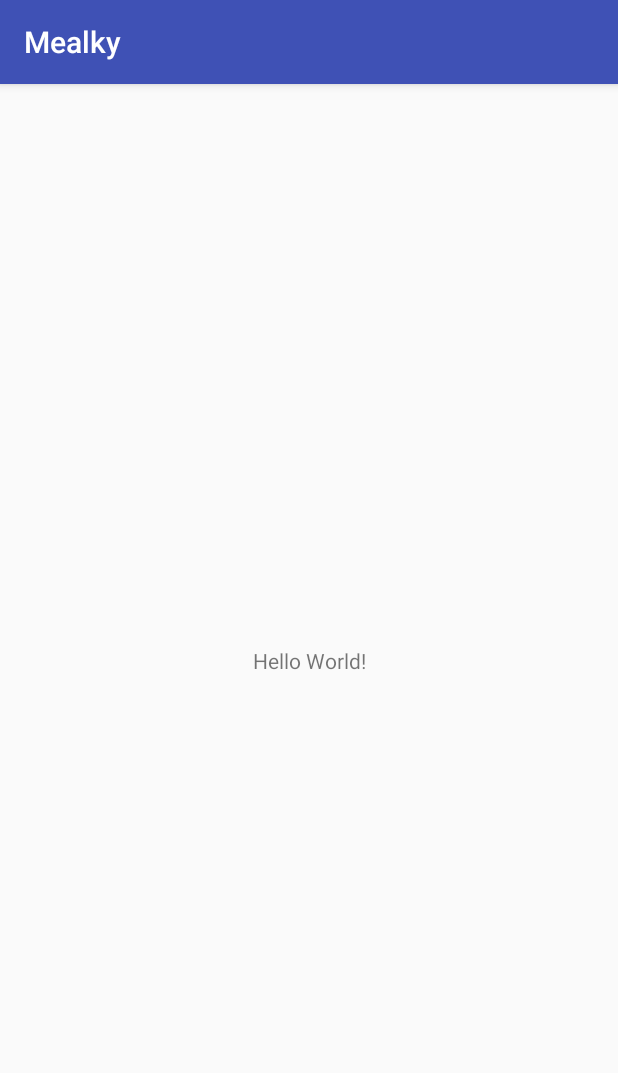
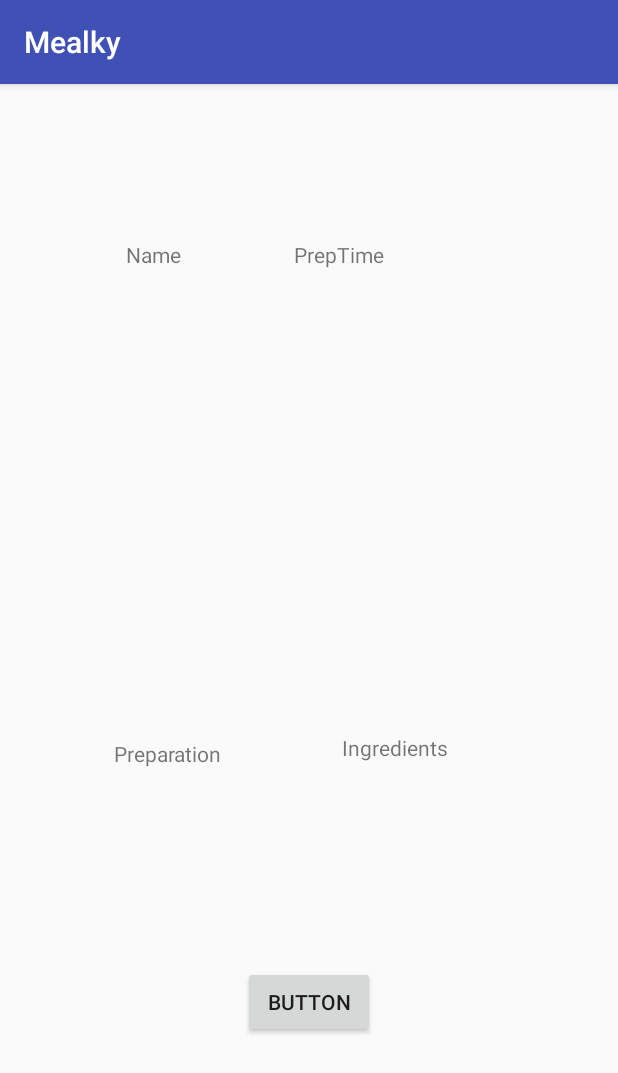
Before and after one commit to MealkyTeam/Mealky, an Android app: the screen it shows after launch (MainActivity), on a phone screen of 412 x 824 dp. Shown: the top 1073 px of the screen. Run offline under Robolectric (Android 15) with nearby library versions, the phone set to English and light mode, and no system bars; our stand-ins replace Room's generated code.

Commit message:
Recalling everything, Database is already done. MainActivity is only draft, testing how db-Room works

```diff
--- a/app/build.gradle
+++ b/app/build.gradle
@@ -3,6 +3,7 @@ apply plugin: 'com.android.application'
 apply plugin: 'kotlin-android'
 
 apply plugin: 'kotlin-android-extensions'
+apply plugin: 'kotlin-kapt'
 
 android {
     compileSdkVersion 28
@@ -30,4 +31,6 @@ dependencies {
     testImplementation 'junit:junit:4.12'
     androidTestImplementation 'com.android.support.test:runner:1.0.2'
     androidTestImplementation 'com.android.support.test.espresso:espresso-core:3.0.2'
+    implementation "android.arch.persistence.room:runtime:1.1.1"
+    kapt "android.arch.persistence.room:compiler:1.1.1"
 }
--- /dev/null
+++ b/app/src/main/java/com/kuba/mealky/Database/DAO/IngredientDao.kt
@@ -0,0 +1,20 @@
+package com.kuba.mealky.Database.DAO
+
+import android.arch.persistence.room.Dao
+import android.arch.persistence.room.Insert
+import android.arch.persistence.room.OnConflictStrategy.REPLACE
+import android.arch.persistence.room.Query
+import com.kuba.mealky.Database.Entities.IngredientData
+
+@Dao
+interface IngredientDao {
+
+    @Query("SELECT * from ingredient")
+    fun getAll(): List<IngredientData>
+
+    @Insert(onConflict = REPLACE)
+    fun insert(ingredientData: IngredientData)
+
+    @Query("DELETE from ingredient")
+    fun deleteAll()
+}
--- /dev/null
+++ b/app/src/main/java/com/kuba/mealky/Database/DAO/MealDao.kt
@@ -0,0 +1,20 @@
+package com.kuba.mealky.Database.DAO
+
+import android.arch.persistence.room.Dao
+import android.arch.persistence.room.Insert
+import android.arch.persistence.room.OnConflictStrategy.REPLACE
+import android.arch.persistence.room.Query
+import com.kuba.mealky.Database.Entities.MealData
+
+@Dao
+interface MealDao {
+
+    @Query("SELECT * from meal")
+    fun getAll(): List<MealData>
+
+    @Insert(onConflict = REPLACE)
+    fun insert(mealData: MealData)
+
+    @Query("DELETE from meal")
+    fun deleteAll()
+}
--- /dev/null
+++ b/app/src/main/java/com/kuba/mealky/Database/DAO/UnitDao.kt
@@ -0,0 +1,20 @@
+package com.kuba.mealky.Database.DAO
+
+import android.arch.persistence.room.Dao
+import android.arch.persistence.room.Insert
+import android.arch.persistence.room.OnConflictStrategy.REPLACE
+import android.arch.persistence.room.Query
+import com.kuba.mealky.Database.Entities.UnitData
+
+@Dao
+interface UnitDao {
+
+    @Query("SELECT * from unit")
+    fun getAll(): List<UnitData>
+
+    @Insert(onConflict = REPLACE)
+    fun insert(unitData: UnitData)
+
+    @Query("DELETE from unit")
+    fun deleteAll()
+}
--- /dev/null
+++ b/app/src/main/java/com/kuba/mealky/Database/DBWorkerThread.kt
@@ -0,0 +1,20 @@
+package com.kuba.mealky.Database
+
+import android.os.Handler
+import android.os.HandlerThread
+
+class DBWorkerThread(threadName: String) : HandlerThread(threadName) {
+
+    private lateinit var mWorkerHandler: Handler
+
+    override fun start() {
+        super.start()
+        mWorkerHandler = Handler(looper)
+
+    }
+
+    fun postTask(task: Runnable) {
+        mWorkerHandler.post(task)
+    }
+
+}
--- /dev/null
+++ b/app/src/main/java/com/kuba/mealky/Database/Entities/IngredientData.kt
@@ -0,0 +1,21 @@
+package com.kuba.mealky.Database.Entities
+
+import android.arch.persistence.room.*
+
+@Entity(tableName = "ingredient", foreignKeys = arrayOf(ForeignKey(
+        entity = UnitData::class,
+        parentColumns = arrayOf("unit_id"),
+        childColumns = arrayOf("ingredient_id")
+), ForeignKey(
+        entity = MealData::class,
+        parentColumns = arrayOf("meal_id"),
+        childColumns = arrayOf("ingredient_id")
+)), indices = arrayOf(Index("name"), Index("unit_id"), Index("meal_id")))
+data class IngredientData(
+        @PrimaryKey(autoGenerate = true) var ingredient_id: Long?,
+        @ColumnInfo(name = "meal_id") var meal_id: Long,
+        @ColumnInfo(name = "name") var name: String,
+        @ColumnInfo(name = "quantity") var quantity: Double,
+        @ColumnInfo(name = "unit_id") var unit_id: Long) {
+    constructor() : this(null, 0, "", 0.0, 0)
+}
--- /dev/null
+++ b/app/src/main/java/com/kuba/mealky/Database/Entities/MealData.kt
@@ -0,0 +1,18 @@
+package com.kuba.mealky.Database.Entities
+
+import android.arch.persistence.room.ColumnInfo
+import android.arch.persistence.room.Entity
+import android.arch.persistence.room.Index
+import android.arch.persistence.room.PrimaryKey
+
+
+@Entity(tableName = "meal", indices = arrayOf(Index("name")))
+data class MealData(
+        @PrimaryKey(autoGenerate = true) var meal_id: Long?,
+        @ColumnInfo(name = "name") var name: String,
+        @ColumnInfo(name = "prep_time") var prep_time: Int,
+        @ColumnInfo(name = "preparation") var preparation: String
+
+) {
+    constructor() : this(null, "", 0, "")
+}
--- /dev/null
+++ b/app/src/main/java/com/kuba/mealky/Database/Entities/UnitData.kt
@@ -0,0 +1,15 @@
+package com.kuba.mealky.Database.Entities
+
+import android.arch.persistence.room.ColumnInfo
+import android.arch.persistence.room.Entity
+import android.arch.persistence.room.Index
+import android.arch.persistence.room.PrimaryKey
+
+
+@Entity(tableName = "unit", indices = arrayOf(Index("name")))
+data class UnitData(
+        @PrimaryKey(autoGenerate = true) var unit_id: Long?,
+        @ColumnInfo(name = "name") var name: String
+) {
+    constructor() : this(null, "")
+}
--- /dev/null
+++ b/app/src/main/java/com/kuba/mealky/Database/MealkyDatabase.kt
@@ -0,0 +1,39 @@
+package com.kuba.mealky.Database
+
+import android.arch.persistence.room.Database
+import android.arch.persistence.room.Room
+import android.arch.persistence.room.RoomDatabase
+import android.content.Context
+import com.kuba.mealky.Database.DAO.IngredientDao
+import com.kuba.mealky.Database.DAO.MealDao
+import com.kuba.mealky.Database.DAO.UnitDao
+import com.kuba.mealky.Database.Entities.IngredientData
+import com.kuba.mealky.Database.Entities.MealData
+import com.kuba.mealky.Database.Entities.UnitData
+
+@Database(entities = arrayOf(MealData::class, IngredientData::class, UnitData::class), version = 1)
+abstract class MealkyDatabase : RoomDatabase() {
+
+    abstract fun mealDao(): MealDao
+    abstract fun ingredientDao(): IngredientDao
+    abstract fun unitDao(): UnitDao
+
+    companion object {
+        private var INSTANCE: MealkyDatabase? = null
+
+        fun getInstance(context: Context): MealkyDatabase? {
+            if (INSTANCE == null) {
+                synchronized(MealkyDatabase::class) {
+                    INSTANCE = Room.databaseBuilder(context.getApplicationContext(),
+                            MealkyDatabase::class.java, "mealky.db")
+                            .build()
+                }
+            }
+            return INSTANCE
+        }
+
+        fun destroyInstance() {
+            INSTANCE = null
+        }
+    }
+}
--- a/app/src/main/java/com/kuba/mealky/MainActivity.kt
+++ b/app/src/main/java/com/kuba/mealky/MainActivity.kt
@@ -1,12 +1,76 @@
 package com.kuba.mealky
 
+import android.os.Bundle
+import android.os.Handler
 import android.support.v7.app.AppCompatActivity
-import android.os.Bundle
+import android.widget.Button
+import android.widget.TextView
+import android.widget.Toast
+import com.kuba.mealky.Database.DBWorkerThread
+import com.kuba.mealky.Database.Entities.MealData
+import com.kuba.mealky.Database.MealkyDatabase
 
 class MainActivity : AppCompatActivity() {
+
+    private var database: MealkyDatabase? = null
+    private lateinit var mDbWorkerThread: DBWorkerThread
+    private val mUiHandler = Handler()
+
+
+    private lateinit var mName: TextView
+    private lateinit var mPrepTime: TextView
+    private lateinit var mIngredients: TextView
+    private lateinit var mPreparation: TextView
+    private lateinit var mButton: Button
 
     override fun onCreate(savedInstanceState: Bundle?) {
         super.onCreate(savedInstanceState)
         setContentView(R.layout.activity_main)
+        mDbWorkerThread = DBWorkerThread("dbWorkerThread")
+        mDbWorkerThread.start()
+        database = MealkyDatabase.getInstance(this)
+
+        mName = findViewById(R.id.name)
+        mPrepTime = findViewById(R.id.prepTime)
+        mIngredients = findViewById(R.id.ingredients)
+        mPreparation = findViewById(R.id.preparation)
+        fetchMealsFromDb()
+        mButton = findViewById(R.id.button)
+        mButton.setOnClickListener({
+            val meal = MealData()
+            meal.name = "test name"
+            meal.prep_time = 0
+            meal.preparation = "test prep"
+            val task = Runnable { database?.mealDao()?.insert(meal) }
+            mDbWorkerThread.postTask(task)
+        })
+    }
+
+    private fun fetchMealsFromDb() {
+        val task = Runnable {
+            val meals =
+                    database?.mealDao()?.getAll()
+            mUiHandler.post({
+                if (meals == null || meals?.size == 0) {
+                    Toast.makeText(this, "No data in cache..!!", Toast.LENGTH_SHORT).show()
+                } else {
+                    bindDataWithUi(meal = meals?.get(0))
+                }
+            })
+        }
+        mDbWorkerThread.postTask(task)
+    }
+
+    private fun bindDataWithUi(meal: MealData?) {
+        mName.text = meal?.name
+        mPrepTime.text = meal?.prep_time.toString()
+        mPreparation.text = meal?.preparation
+        //TODO mIngredients.text = weatherData?.name
+    }
+
+    override fun onDestroy() {
+        MealkyDatabase.destroyInstance()
+        mDbWorkerThread.quit()
+        super.onDestroy()
     }
 }
--- a/app/src/main/res/layout/activity_main.xml
+++ b/app/src/main/res/layout/activity_main.xml
@@ -4,15 +4,72 @@
     xmlns:tools="http://schemas.android.com/tools"
     android:layout_width="match_parent"
     android:layout_height="match_parent"
-    tools:context=".MainActivity">
+    android:orientation="vertical"
+    tools:context="com.kuba.mealky.MainActivity">
 
     <TextView
+        android:id="@+id/name"
         android:layout_width="wrap_content"
         android:layout_height="wrap_content"
-        android:text="Hello World!"
-        app:layout_constraintBottom_toBottomOf="parent"
-        app:layout_constraintLeft_toLeftOf="parent"
-        app:layout_constraintRight_toRightOf="parent"
+        android:layout_marginStart="84dp"
+        android:layout_marginTop="104dp"
+        android:text="Name"
+        app:layout_constraintStart_toStartOf="parent"
         app:layout_constraintTop_toTopOf="parent" />
 
+    <TextView
+        android:id="@+id/prepTime"
+        android:layout_width="117dp"
+        android:layout_height="33dp"
+        android:layout_marginEnd="8dp"
+        android:layout_marginStart="8dp"
+        android:layout_marginTop="104dp"
+        android:text="PrepTime"
+        app:layout_constraintEnd_toEndOf="parent"
+        app:layout_constraintHorizontal_bias="0.427"
+        app:layout_constraintStart_toEndOf="@+id/name"
+        app:layout_constraintTop_toTopOf="parent" />
+
+    <TextView
+        android:id="@+id/preparation"
+        android:layout_width="wrap_content"
+        android:layout_height="wrap_content"
+        android:layout_marginBottom="8dp"
+        android:layout_marginStart="76dp"
+        android:layout_marginTop="8dp"
+        android:text="Preparation"
+        app:layout_constraintBottom_toBottomOf="parent"
+        app:layout_constraintStart_toStartOf="parent"
+        app:layout_constraintTop_toBottomOf="@+id/name"
+        app:layout_constraintVertical_bias="0.501" />
+
+    <TextView
+        android:id="@+id/ingredients"
+        android:layout_width="wrap_content"
+        android:layout_height="wrap_content"
+        android:layout_marginBottom="8dp"
+        android:layout_marginEnd="8dp"
+        android:layout_marginStart="80dp"
+        android:layout_marginTop="8dp"
+        android:text="Ingredients"
+        app:layout_constraintBottom_toBottomOf="parent"
+        app:layout_constraintEnd_toEndOf="parent"
+        app:layout_constraintHorizontal_bias="0.0"
+        app:layout_constraintStart_toEndOf="@+id/preparation"
+        app:layout_constraintTop_toBottomOf="@+id/prepTime"
+        app:layout_constraintVertical_bias="0.483" />
+
+    <Button
+        android:id="@+id/button"
+        android:layout_width="wrap_content"
+        android:layout_height="wrap_content"
+        android:layout_marginBottom="16dp"
+        android:layout_marginEnd="16dp"
+        android:layout_marginStart="16dp"
+        android:layout_marginTop="16dp"
+        android:text="Button"
+        app:layout_constraintBottom_toBottomOf="parent"
+        app:layout_constraintEnd_toEndOf="parent"
+        app:layout_constraintStart_toStartOf="parent"
+        app:layout_constraintTop_toBottomOf="@+id/preparation" />
 </android.support.constraint.ConstraintLayout>
--- a/app/src/main/res/values/styles.xml
+++ b/app/src/main/res/values/styles.xml
@@ -1,7 +1,7 @@
 <resources>
 
     <!-- Base application theme. -->
-    <style name="AppTheme" parent="Theme.AppCompat.Light.DarkActionBar">
+    <style name="AppTheme" parent="Base.Theme.AppCompat.Light.DarkActionBar">
         <!-- Customize your theme here. -->
         <item name="colorPrimary">@color/colorPrimary</item>
         <item name="colorPrimaryDark">@color/colorPrimaryDark</item>
```
